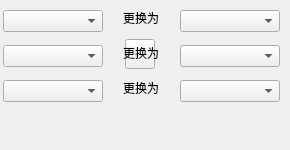
Old version of the form LNKWallet/citizen/ChangeSenatorSwitchWidget.ui in the repository HcashOrg/hx-indicator.
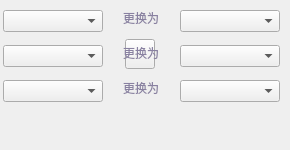
New version of the form.

Patch:
```diff
--- a/LNKWallet/citizen/ChangeSenatorSwitchWidget.ui
+++ b/LNKWallet/citizen/ChangeSenatorSwitchWidget.ui
@@ -102,6 +102,10 @@
      <height>16</height>
     </rect>
    </property>
+   <property name="styleSheet">
+    <string notr="true">QLabel{color: rgb(137,129,161);
+font: 11px &quot;Microsoft YaHei UI Light&quot;;}</string>
+   </property>
    <property name="text">
     <string>更换为</string>
    </property>
@@ -118,6 +122,10 @@
      <height>16</height>
     </rect>
    </property>
+   <property name="styleSheet">
+    <string notr="true">QLabel{color: rgb(137,129,161);
+font: 11px &quot;Microsoft YaHei UI Light&quot;;}</string>
+   </property>
    <property name="text">
     <string>更换为</string>
    </property>
@@ -134,6 +142,10 @@
      <height>16</height>
     </rect>
    </property>
+   <property name="styleSheet">
+    <string notr="true">QLabel{color: rgb(137,129,161);
+font: 11px &quot;Microsoft YaHei UI Light&quot;;}</string>
+   </property>
    <property name="text">
     <string>更换为</string>
    </property>
```
